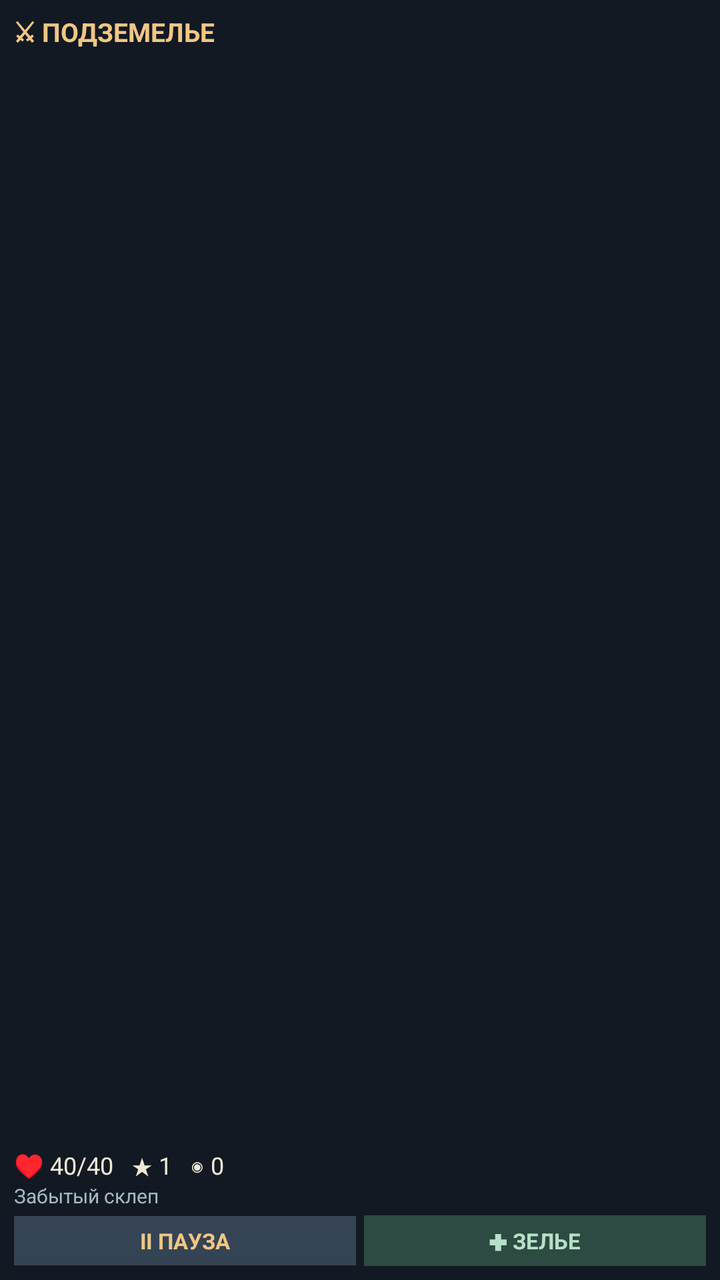
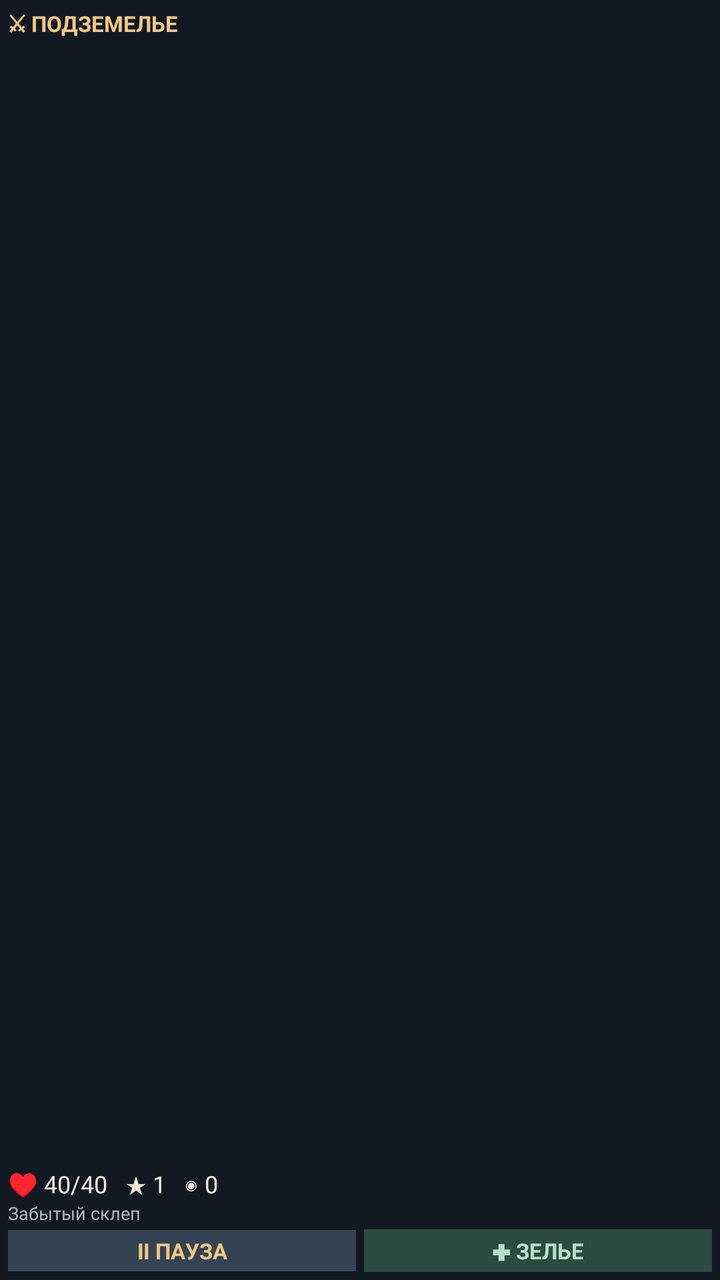

The first picture is an Android layout as it rendered before a commit; the second is the same layout after the commit. The layout source and the unified diff follow.
<!-- AndroidManifest.xml: application theme android:Theme.Material.NoActionBar -->
<!-- res/layout/widget_dungeon.xml -->
<?xml version="1.0" encoding="utf-8"?>
<LinearLayout xmlns:android="http://schemas.android.com/apk/res/android"
    android:id="@+id/widgetRoot"
    android:layout_width="match_parent"
    android:layout_height="match_parent"
    android:padding="7dp"
    android:orientation="vertical"
    android:background="#E8111822">
    <TextView android:id="@+id/widgetTitle"
        android:layout_width="match_parent" android:layout_height="wrap_content"
        android:text="⚔ ПОДЗЕМЕЛЬЕ" android:ellipsize="end" android:maxLines="1"
        android:textSize="13sp" android:textStyle="bold" android:textColor="#F0C783"/>
    <ImageView android:id="@+id/widgetScene"
        android:layout_width="match_parent" android:layout_height="0dp"
        android:layout_weight="1" android:scaleType="fitCenter"
        android:contentDescription="Пиксельное подземелье"/>
    <TextView android:id="@+id/widgetStatus"
        android:layout_width="match_parent" android:layout_height="wrap_content"
        android:text="♥ 40/40   ★ 1   ◉ 0" android:maxLines="1" android:ellipsize="end"
        android:textSize="12sp" android:textColor="#EEE8D8"/>
    <TextView android:id="@+id/widgetDetail"
        android:layout_width="match_parent" android:layout_height="wrap_content"
        android:text="Забытый склеп" android:maxLines="1"
        android:textSize="10sp" android:textColor="#A5BAC6"/>
    <LinearLayout android:layout_width="match_parent" android:layout_height="wrap_content"
        android:orientation="horizontal" android:paddingTop="3dp">
        <TextView android:id="@+id/widgetAction" android:layout_width="0dp"
            android:layout_weight="1" android:layout_height="wrap_content"
            android:text="Ⅱ ПАУЗА" android:gravity="center"
            android:background="#354454" android:padding="5dp"
            android:textColor="#F0C783" android:textStyle="bold" android:textSize="11sp"/>
        <TextView android:id="@+id/widgetPotion" android:layout_width="0dp"
            android:layout_weight="1" android:layout_height="wrap_content"
            android:layout_marginStart="4dp"
            android:text="✚ ЗЕЛЬЕ" android:gravity="center"
            android:background="#2D4B42" android:padding="5dp"
            android:textColor="#B6E0C8" android:textStyle="bold" android:textSize="11sp"/>
    </LinearLayout>
</LinearLayout>
<!-- resources referenced by this layout -->
<resources>

</resources>

<!-- the commit's change to res/layout/widget_dungeon.xml (unified diff, before → after) -->
@@ -3,13 +3,13 @@
     android:id="@+id/widgetRoot"
     android:layout_width="match_parent"
     android:layout_height="match_parent"
-    android:padding="7dp"
+    android:padding="4dp"
     android:orientation="vertical"
     android:background="#E8111822">
     <TextView android:id="@+id/widgetTitle"
         android:layout_width="match_parent" android:layout_height="wrap_content"
         android:text="⚔ ПОДЗЕМЕЛЬЕ" android:ellipsize="end" android:maxLines="1"
-        android:textSize="13sp" android:textStyle="bold" android:textColor="#F0C783"/>
+        android:textSize="11sp" android:textStyle="bold" android:textColor="#F0C783"/>
     <ImageView android:id="@+id/widgetScene"
         android:layout_width="match_parent" android:layout_height="0dp"
         android:layout_weight="1" android:scaleType="fitCenter"
@@ -21,19 +21,19 @@
     <TextView android:id="@+id/widgetDetail"
         android:layout_width="match_parent" android:layout_height="wrap_content"
         android:text="Забытый склеп" android:maxLines="1"
-        android:textSize="10sp" android:textColor="#A5BAC6"/>
+        android:textSize="9sp" android:textColor="#A5BAC6"/>
     <LinearLayout android:layout_width="match_parent" android:layout_height="wrap_content"
-        android:orientation="horizontal" android:paddingTop="3dp">
+        android:orientation="horizontal" android:paddingTop="2dp">
         <TextView android:id="@+id/widgetAction" android:layout_width="0dp"
             android:layout_weight="1" android:layout_height="wrap_content"
             android:text="Ⅱ ПАУЗА" android:gravity="center"
-            android:background="#354454" android:padding="5dp"
+            android:background="#354454" android:padding="3dp"
             android:textColor="#F0C783" android:textStyle="bold" android:textSize="11sp"/>
         <TextView android:id="@+id/widgetPotion" android:layout_width="0dp"
             android:layout_weight="1" android:layout_height="wrap_content"
             android:layout_marginStart="4dp"
             android:text="✚ ЗЕЛЬЕ" android:gravity="center"
-            android:background="#2D4B42" android:padding="5dp"
+            android:background="#2D4B42" android:padding="3dp"
             android:textColor="#B6E0C8" android:textStyle="bold" android:textSize="11sp"/>
     </LinearLayout>
 </LinearLayout>
